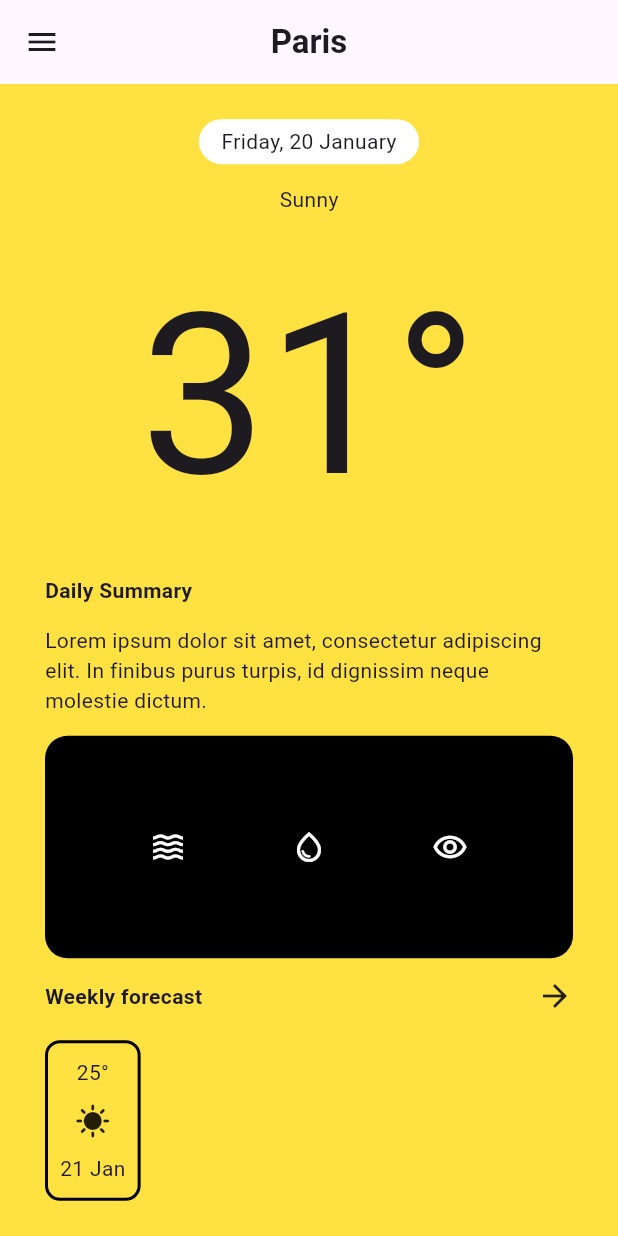
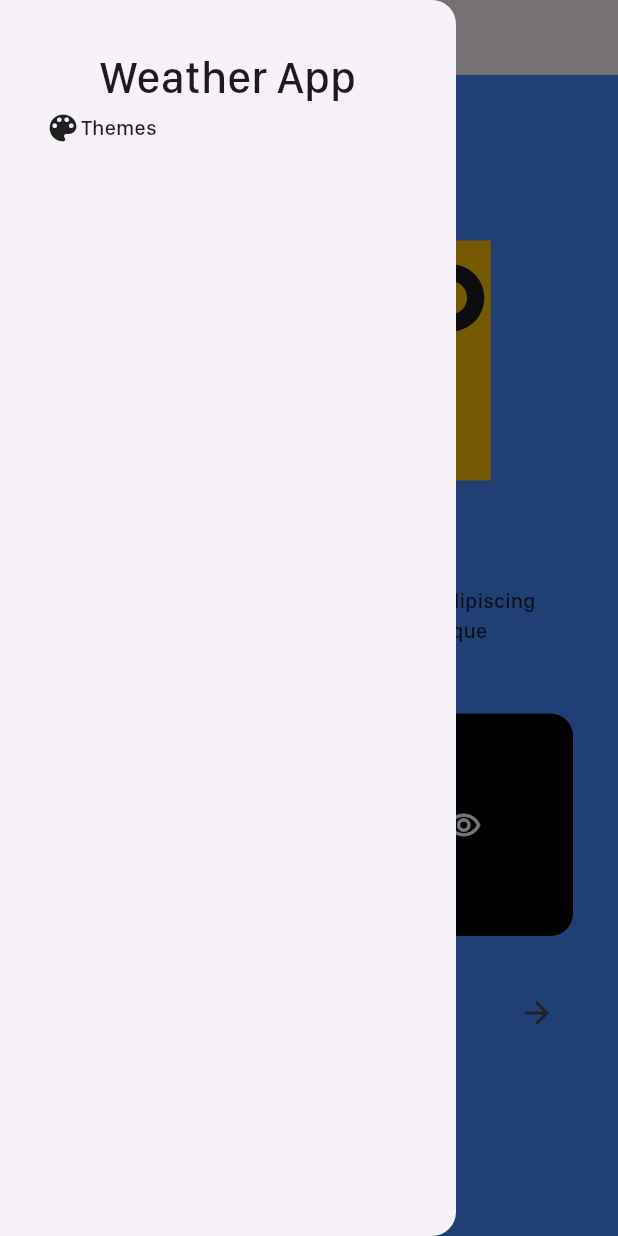
Before and after one commit to sarf01k/WeatherApp, a Flutter app: the screen it shows after launch, with the side drawer open (before the commit the screen has no drawer), on a phone screen of 412 x 824 dp. Run offline on Flutter 3.47's test engine with Material 3 defaults, Android fonts, the phone set to English and light mode, and no system bars; project files that could hold a hidden picture were left out.

Commit message:
feat: added UI

```diff
--- a/lib/app.dart
+++ b/lib/app.dart
@@ -6,8 +6,9 @@ class WeatherApp extends StatelessWidget {
 
   @override
   Widget build(BuildContext context) {
-    return const MaterialApp(
-      home: Homeview(),
+    return MaterialApp(
+      theme: ThemeData(fontFamily: 'SF Compact display'),
+      home: const Homeview(),
     );
   }
 }
--- /dev/null
+++ b/lib/views/drawer_view.dart
@@ -0,0 +1,30 @@
+import 'package:flutter/material.dart';
+
+class DrawerView extends StatelessWidget {
+  const DrawerView({super.key});
+
+  @override
+  Widget build(BuildContext context) {
+    return Drawer(
+      child: Container(
+        padding: const EdgeInsets.all(30),
+        child: const Column(
+          children: [
+            Text(
+              'Weather App',
+              style: TextStyle(
+                fontSize: 30
+              ),
+            ),
+            Row(
+              children: [
+                Icon(Icons.color_lens),
+                Text('Themes')
+              ],
+            )
+          ],
+        ),
+      ),
+    );
+  }
+}
--- a/lib/views/home_view.dart
+++ b/lib/views/home_view.dart
@@ -1,4 +1,5 @@
 import 'package:flutter/material.dart';
+import 'package:weather_app/views/drawer_view.dart';
 
 class Homeview extends StatefulWidget {
   const Homeview({super.key});
@@ -8,20 +9,46 @@ class Homeview extends StatefulWidget {
 }
 
 class _HomeviewState extends State<Homeview> {
+  final scaffoldKey = GlobalKey<ScaffoldState>();
+
   @override
   Widget build(BuildContext context) {
     return Scaffold(
-      backgroundColor: const Color(0xFFFFE142),
+      key: scaffoldKey,
+      backgroundColor: Colors.blueAccent,
+      drawer: const SafeArea(
+        child: DrawerView()
+      ),
       appBar: AppBar(
+        toolbarHeight: 50,
         leading: IconButton(
-          onPressed: () {},
+          onPressed: () {
+            if(scaffoldKey.currentState!.isDrawerOpen){
+              scaffoldKey.currentState!.closeDrawer();
+            } else {
+              scaffoldKey.currentState!.openDrawer();
+            }
+          },
           icon: const Icon(Icons.menu)
         ),
-        title: const Text(
-          'Paris',
-          style: TextStyle(
-            fontWeight: FontWeight.bold
-          ),
+        title: Row(
+          mainAxisAlignment: MainAxisAlignment.center,
+          children: [
+            const Icon(Icons.location_on, size: 20),
+            const SizedBox(width: 10),
+            const Text(
+              'Paris',
+              style: TextStyle(
+                fontWeight: FontWeight.bold
+              ),
+            ),
+            IconButton(
+              onPressed: () {},
+              icon: const Icon(Icons.keyboard_arrow_down_outlined),
+              padding: EdgeInsets.zero,
+              constraints: const BoxConstraints(),
+            )
+          ],
         ),
         centerTitle: true,
       ),
@@ -30,24 +57,26 @@ class _HomeviewState extends State<Homeview> {
           padding: const EdgeInsets.symmetric(horizontal: 30, vertical: 10),
           child: Center(
             child: Column(
-              mainAxisAlignment: MainAxisAlignment.spaceEvenly,
+              mainAxisAlignment: MainAxisAlignment.spaceBetween,
               children: [
                 Container(
-                  padding: EdgeInsets.symmetric(horizontal: 15, vertical: 5),
+                  padding: const EdgeInsets.symmetric(horizontal: 15, vertical: 5),
                   decoration: BoxDecoration(
                     color: Colors.white,
                     borderRadius: BorderRadius.circular(20)
                   ),
-                  child: Text('Friday, 20 January'),
+                  child: const Text('Friday, 20 January'),
                 ),
-                Text('Sunny'),
-                Text(
+                const Text('Sunny'),
+                const Text(
                   '31°',
                   style: TextStyle(
-                    fontSize: 150
+                    fontSize: 200,
+                    height: .8,
+                    backgroundColor: Colors.amber
                   ),
                 ),
-                Row(
+                const Row(
                   children: [
                     Text(
                       'Daily Summary',
@@ -58,7 +87,7 @@ class _HomeviewState extends State<Homeview> {
                     ),
                   ],
                 ),
-                Text('Lorem ipsum dolor sit amet, consectetur adipiscing elit. In finibus purus turpis, id dignissim neque molestie dictum.'),
+                const Text('Lorem ipsum dolor sit amet, consectetur adipiscing elit. In finibus purus turpis, id dignissim neque molestie dictum.'),
                 Container(
                   height: MediaQuery.sizeOf(context).height * .18,
                   decoration: BoxDecoration(
@@ -68,39 +97,65 @@ class _HomeviewState extends State<Homeview> {
                   child: Row(
                     mainAxisAlignment: MainAxisAlignment.spaceEvenly,
                     children: [
-                      Icon(Icons.waves, color: Colors.white),
-                      Icon(Icons.water_drop_outlined, color: Colors.white),
-                      Icon(Icons.remove_red_eye_outlined, color: Colors.white)
+                      SizedBox(
+                        height: MediaQuery.sizeOf(context).height * .12,
+                        child: const Column(
+                          mainAxisAlignment: MainAxisAlignment.spaceBetween,
+                          children: [
+                            Icon(Icons.air_outlined, color: Colors.white, size: 38),
+                            Column(
+                              children: [
+                                Text(
+                                  '42.2km/h',
+                                  style: TextStyle(
+                                    color: Colors.white
+                                  ),
+                                ),
+                                Text(
+                                  'Wind',
+                                  style: TextStyle(
+                                    color: Colors.white
+                                  ),
+                                ),
+                              ],
+                            ),
+                          ],
+                        ),
+                      ),
+                      const Icon(Icons.water_drop_outlined, color: Colors.white),
+                      const Icon(Icons.remove_red_eye_outlined, color: Colors.white)
                     ],
                   ),
                 ),
-                Container(
-                  height: MediaQuery.sizeOf(context).height * .18,
+                SizedBox(
+                  height: MediaQuery.sizeOf(context).height * .2,
                   child: Column(
-                    mainAxisAlignment: MainAxisAlignment.spaceBetween,
+                    mainAxisAlignment: MainAxisAlignment.spaceAround,
                     children: [
                       Row(
                         mainAxisAlignment: MainAxisAlignment.spaceBetween,
                         children: [
-                          Text(
+                          const Text(
                             'Weekly forecast',
                             style: TextStyle(
                               fontWeight: FontWeight.bold
                             ),
                           ),
-                          Icon(Icons.arrow_forward)
+                          IconButton(
+                            onPressed: () {},
+                            icon: const Icon(Icons.arrow_forward))
                         ],
                       ),
                       Row(
                         children: [
                           Container(
-                            padding: EdgeInsets.symmetric(horizontal: 8),
+                            padding: const EdgeInsets.symmetric(horizontal: 10),
                             height: MediaQuery.sizeOf(context).height * .13,
                             decoration: BoxDecoration(
                               border: Border.all(width: 2, style: BorderStyle.solid),
                               borderRadius: BorderRadius.circular(10),
                             ),
-                            child: Column(
+                            child: const Column(
                               mainAxisAlignment: MainAxisAlignment.spaceEvenly,
                               children: [
                                 Text('25°'),
--- /dev/null
+++ b/lib/views/search_view.dart
@@ -0,0 +1,17 @@
+import 'package:flutter/material.dart';
+
+class SearchView extends StatefulWidget {
+  const SearchView({super.key});
+
+  @override
+  State<SearchView> createState() => _SearchViewState();
+}
+
+class _SearchViewState extends State<SearchView> {
+  @override
+  Widget build(BuildContext context) {
+    return const Scaffold(
+
+    );
+  }
+}
```
Also changed, not shown: pubspec.yaml (+7 -9 lines), lib/assets/fonts/sf-compact-display-medium.otf (added), lib/assets/fonts/sf-compact-display-thin.otf (added), lib/assets/images/humidity.png (added), lib/assets/images/wind.png (added), lib/themes/colors.dart (added), lib/themes/theme.dart (added).
